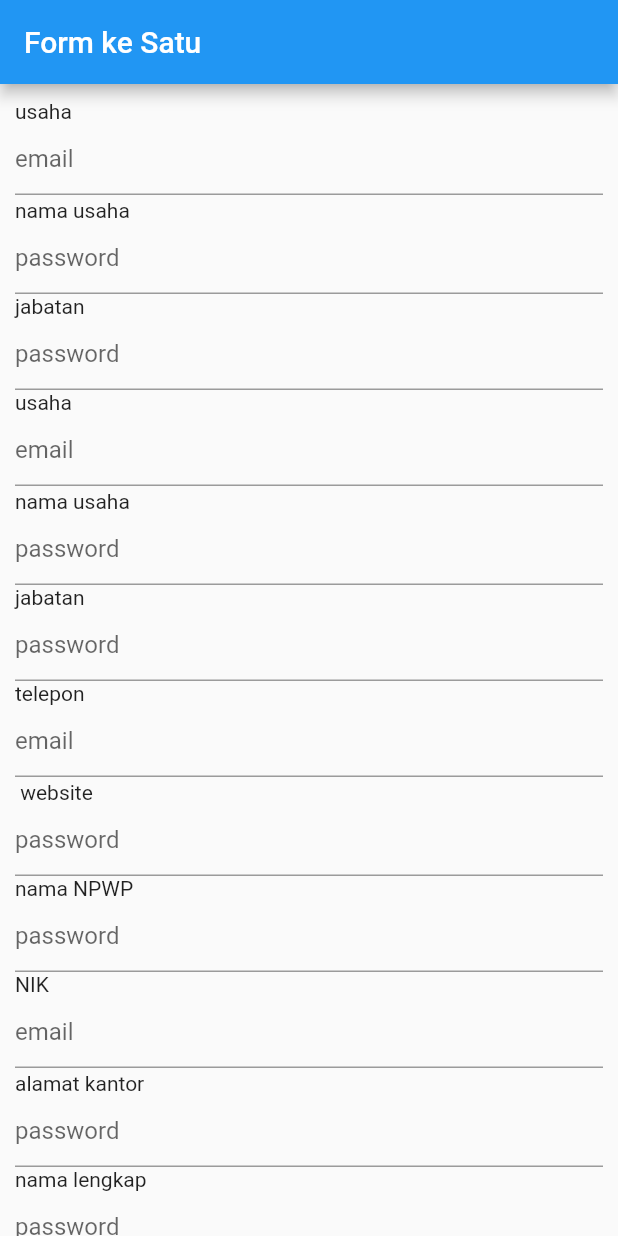
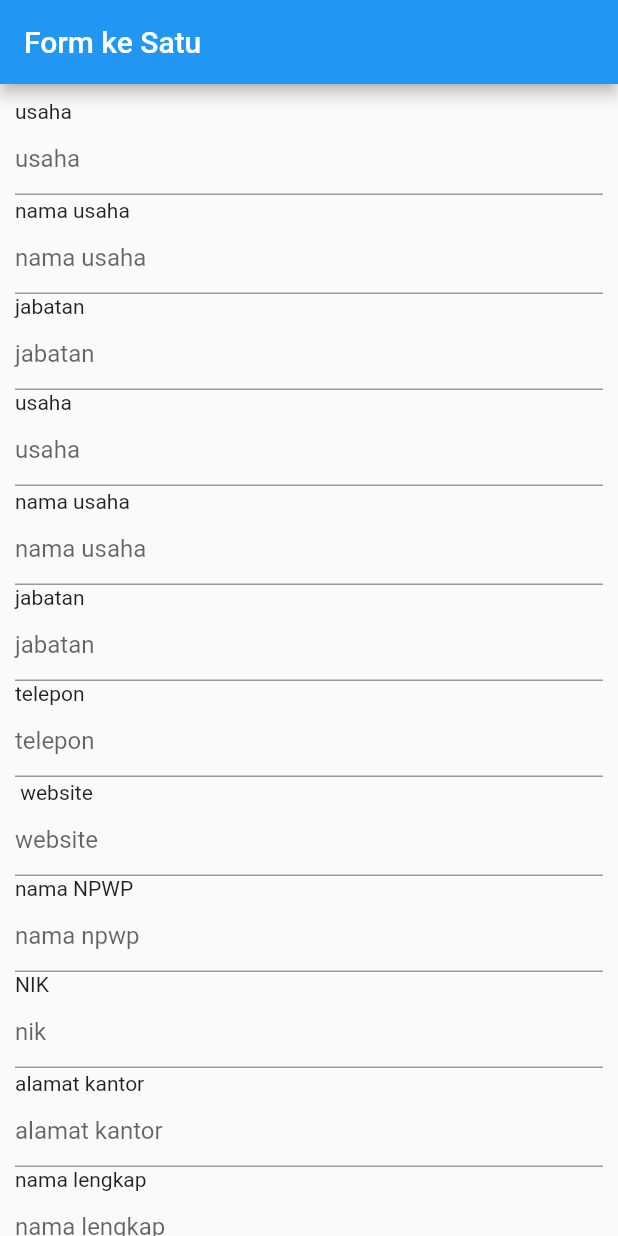
Before and after one commit to RonwasHere/ui_kerja, a Flutter app: the FormSatu screen opened directly, on a phone screen of 412 x 824 dp. Run offline on Flutter 3.47's test engine with Material 2 defaults, Android fonts, the light colour scheme and no system bars.

Commit message:
form 1 FIX + button

```diff
--- a/lib/form_satu.dart
+++ b/lib/form_satu.dart
@@ -19,101 +19,101 @@ class FormSatu extends StatelessWidget {
                 Text('usaha'),
                 TextFormField(
                   decoration: InputDecoration(
-                    hintText: 'email',
+                    hintText: 'usaha',
                   ),
                 ),
                 SizedBox(height: 2),
                 Text('nama usaha'),
                 TextFormField(
                   decoration: InputDecoration(
-                    hintText: 'password',
+                    hintText: 'nama usaha',
                   ),
                 ),
                 Text('jabatan '),
                 TextFormField(
                   decoration: InputDecoration(
-                    hintText: 'password',
+                    hintText: 'jabatan',
                   ),
                 ),
                 Text('usaha'),
                 TextFormField(
                   decoration: InputDecoration(
-                    hintText: 'email',
+                    hintText: 'usaha',
                   ),
                 ),
                 SizedBox(height: 2),
                 Text('nama usaha'),
                 TextFormField(
                   decoration: InputDecoration(
-                    hintText: 'password',
+                    hintText: 'nama usaha',
                   ),
                 ),
                 Text('jabatan '),
                 TextFormField(
                   decoration: InputDecoration(
-                    hintText: 'password',
+                    hintText: 'jabatan',
                   ),
                 ),
                 Text('telepon'),
                 TextFormField(
                   decoration: InputDecoration(
-                    hintText: 'email',
+                    hintText: 'telepon',
                   ),
                 ),
                 SizedBox(height: 2),
                 Text(' website'),
                 TextFormField(
                   decoration: InputDecoration(
-                    hintText: 'password',
+                    hintText: 'website',
                   ),
                 ),
                 Text('nama NPWP '),
                 TextFormField(
                   decoration: InputDecoration(
-                    hintText: 'password',
+                    hintText: 'nama npwp',
                   ),
                 ),
                 Text('NIK'),
                 TextFormField(
                   decoration: InputDecoration(
-                    hintText: 'email',
+                    hintText: 'nik',
                   ),
                 ),
                 SizedBox(height: 2),
                 Text('alamat kantor '),
                 TextFormField(
                   decoration: InputDecoration(
-                    hintText: 'password',
+                    hintText: 'alamat kantor',
                   ),
                 ),
                 Text('nama lengkap '),
                 TextFormField(
                   decoration: InputDecoration(
-                    hintText: 'password',
+                    hintText: 'nama lengkap',
                   ),
                 ),
                 Text(' mobile  '),
                 TextFormField(
                   decoration: InputDecoration(
-                    hintText: 'password',
+                    hintText: 'mobile',
                   ),
                 ),
                 Text(' email '),
                 TextFormField(
                   decoration: InputDecoration(
-                    hintText: 'password',
+                    hintText: 'email',
                   ),
                 ),
                 Text('no NPWP '),
                 TextFormField(
                   decoration: InputDecoration(
-                    hintText: 'password',
+                    hintText: 'no npwp',
                   ),
                 ),
                 Text('alamat NPWP'),
                 TextFormField(
                   decoration: InputDecoration(
-                    hintText: 'password',
+                    hintText: 'alamat npwp',
                   ),
                 ),
                 Text(' account representative'),
@@ -123,7 +123,19 @@ class FormSatu extends StatelessWidget {
                   ),
                 ),
                 SizedBox(height: 10),
-
+                Row(
+                  children: [
+                    TextButton(
+                      onPressed: () {},
+                      child: Text('kembali'),
+                    ),
+                    Spacer(),
+                    TextButton(
+                      onPressed: () {},
+                      child: Text('selanjutnya'),
+                    ),
+                  ],
+                ),
               ],
             ),
           ),
```
